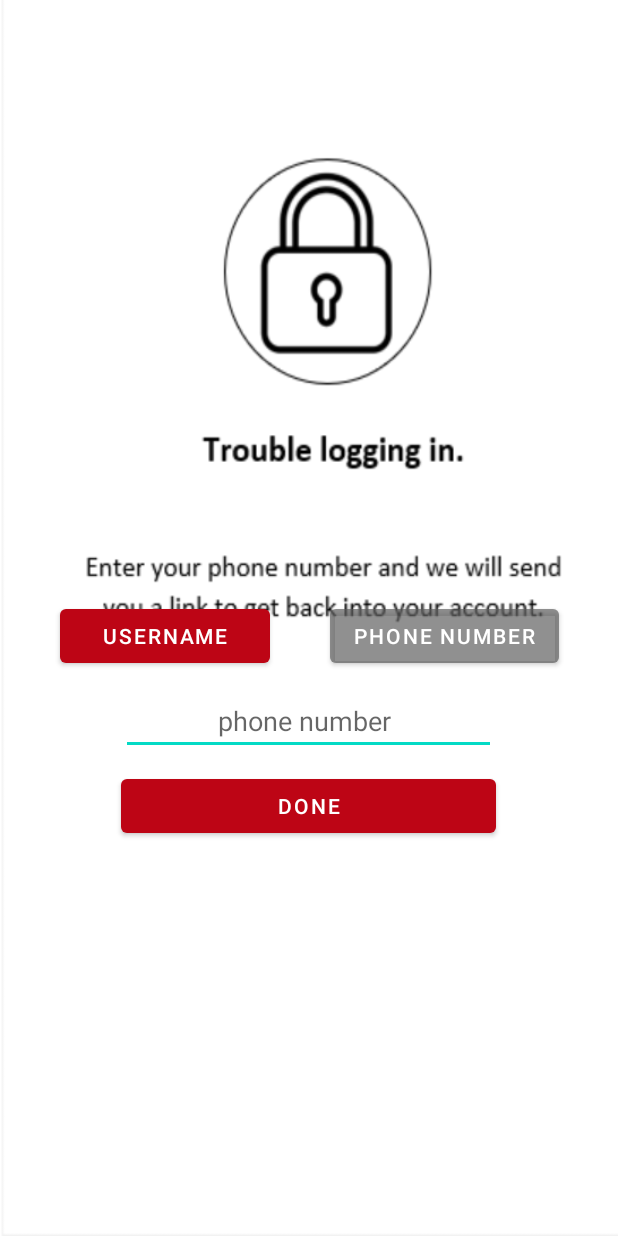
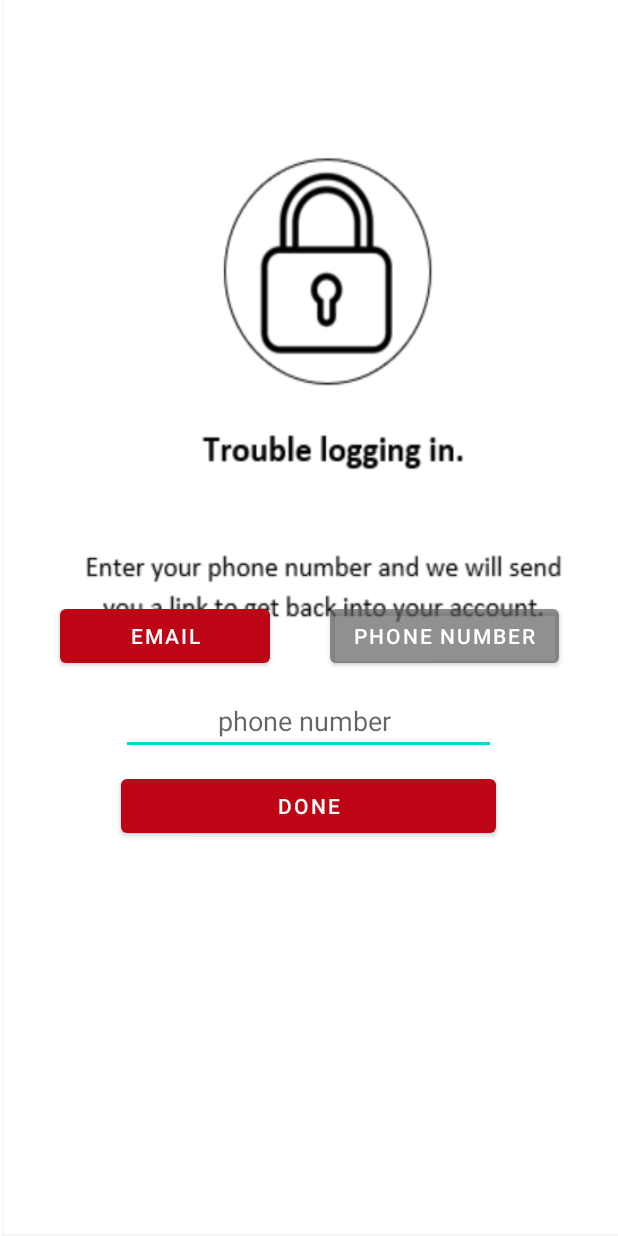
Before and after one commit to EmadAnwer/b-donor, an Android app: the Trouble_login_phone_no screen opened directly, with no data from a screen before it, on a phone screen of 412 x 824 dp. Run offline under Robolectric (Android 15) with nearby library versions, the phone set to English and light mode, and no system bars.

Commit message:
new locations added

```diff
--- a/app/src/main/res/layout/trouble_login_phone_no.xml
+++ b/app/src/main/res/layout/trouble_login_phone_no.xml
@@ -18,7 +18,7 @@
             android:id="@+id/trouble_username_email_inphone"
             android:layout_width="140dp"
             android:layout_height="wrap_content"
-            android:text="UserName"
+            android:text="Email"
             android:layout_marginTop="400dp"
             android:layout_marginLeft="40dp" />
 
```
